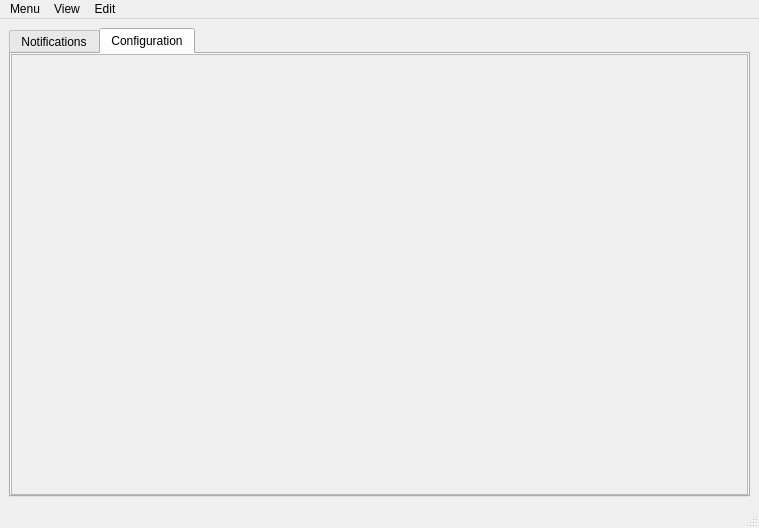
YotsuyaNight/reddit-notifier, file ui/mainwindow.ui: the form before one commit.
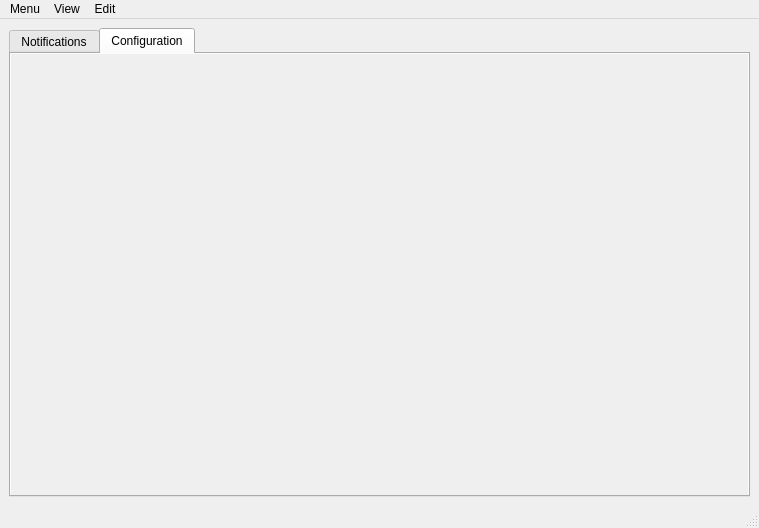
The form after the commit.

Commit message: Visual tuning

What changed in the file:
```diff
--- a/ui/mainwindow.ui
+++ b/ui/mainwindow.ui
@@ -113,6 +113,9 @@
             <verstretch>0</verstretch>
            </sizepolicy>
           </property>
+          <property name="frameShape">
+           <enum>QFrame::NoFrame</enum>
+          </property>
           <property name="widgetResizable">
            <bool>true</bool>
           </property>
@@ -121,8 +124,8 @@
             <rect>
              <x>0</x>
              <y>0</y>
-             <width>733</width>
-             <height>423</height>
+             <width>735</width>
+             <height>425</height>
             </rect>
            </property>
            <property name="sizePolicy">
```
Left out of the diff: 7 changed lines with no effect on the pictures. The commit also changes 2 other files.
